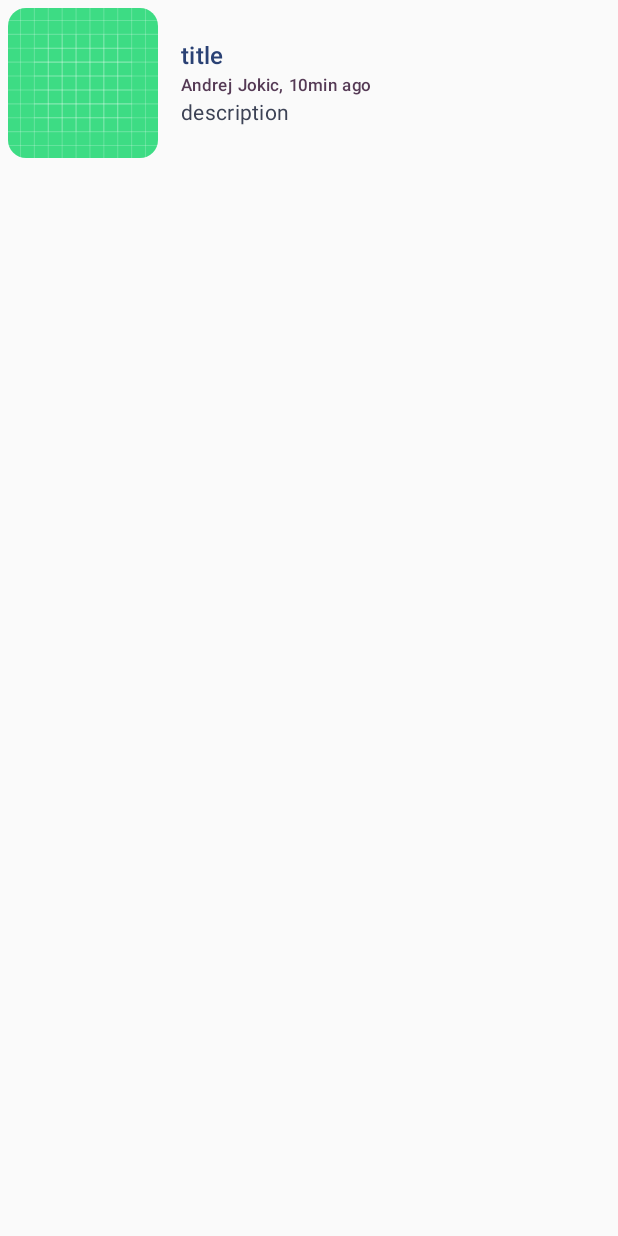
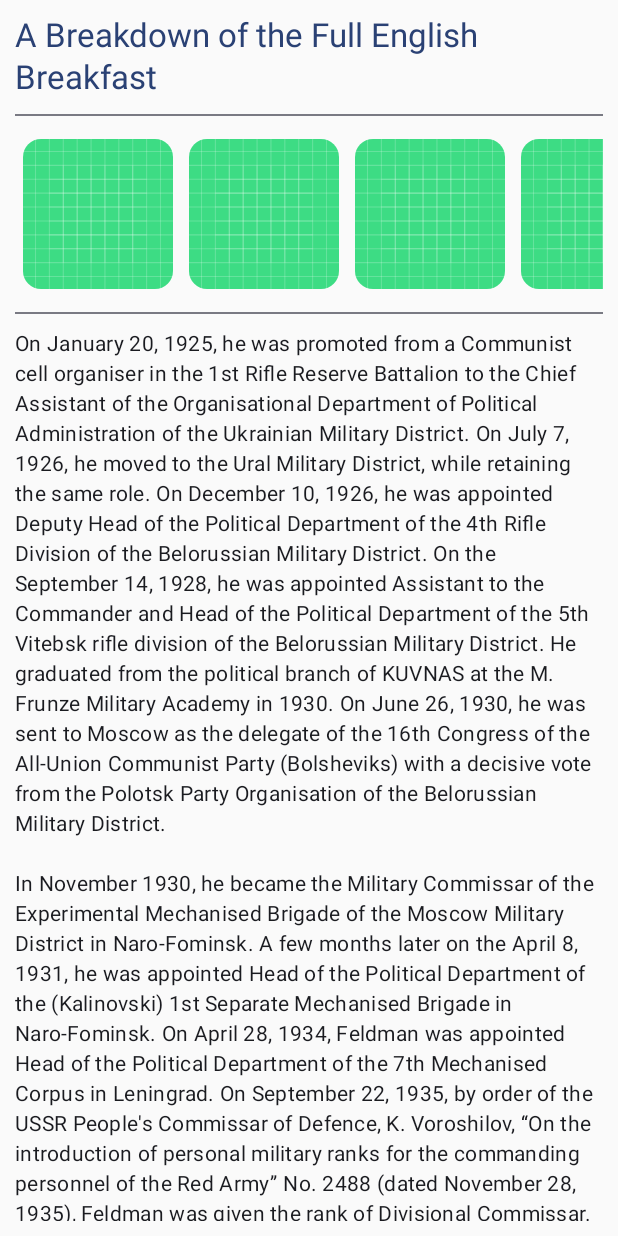
Before and after one commit to nikolakrstic99/Majstor, an Android app built with Jetpack Compose: the screen it shows after launch (MainActivity), on a phone screen of 412 x 824 dp. Run offline under Robolectric (Android 15) with nearby library versions, the phone set to English and light mode, and no system bars; pictures from the network do not load.

Commit message:
add blog screen

```diff
--- a/AndroidApp/app/src/main/java/com/master/app/MainActivity.kt
+++ b/AndroidApp/app/src/main/java/com/master/app/MainActivity.kt
@@ -4,17 +4,42 @@ import android.os.Bundle
 import androidx.activity.ComponentActivity
 import androidx.activity.compose.setContent
 import androidx.activity.enableEdgeToEdge
+import com.master.app.data.model.Blog
 import com.master.app.data.model.BlogInfo
 import com.master.app.ui.compose.blog.BlogPreview
+import com.master.app.ui.compose.blog.BlogScreen
 import com.master.app.ui.theme.AndroidAppTheme
 
 class MainActivity : ComponentActivity() {
+
+    val exampleBlog = Blog(
+        BlogInfo(
+            1,
+            "A Breakdown of the Full English Breakfast",
+            "Welcome to Weekend Brunch! Skip the lines and make brunch at home. The coffee’s truly bottomless and the best part is PJs all the way! This week: a guide to the gloriousness that is known as A Full English Breakfast.",
+            "picture",
+            "01.04.2024",
+            "Andrej Jokic"
+        ),
+        "On January 20, 1925, he was promoted from a Communist cell organiser in the 1st Rifle Reserve Battalion to the Chief Assistant of the Organisational Department of Political Administration of the Ukrainian Military District. On July 7, 1926, he moved to the Ural Military District, while retaining the same role. On December 10, 1926, he was appointed Deputy Head of the Political Department of the 4th Rifle Division of the Belorussian Military District. On the September 14, 1928, he was appointed Assistant to the Commander and Head of the Political Department of the 5th Vitebsk rifle division of the Belorussian Military District. He graduated from the political branch of KUVNAS at the M. Frunze Military Academy in 1930. On June 26, 1930, he was sent to Moscow as the delegate of the 16th Congress of the All-Union Communist Party (Bolsheviks) with a decisive vote from the Polotsk Party Organisation of the Belorussian Military District.\n" +
+                "\n" +
+                "In November 1930, he became the Military Commissar of the Experimental Mechanised Brigade of the Moscow Military District in Naro-Fominsk. A few months later on the April 8, 1931, he was appointed Head of the Political Department of the (Kalinovski) 1st Separate Mechanised Brigade in Naro-Fominsk. On April 28, 1934, Feldman was appointed Head of the Political Department of the 7th Mechanised Corpus in Leningrad. On September 22, 1935, by order of the USSR People's Commissar of Defence, K. Voroshilov, “On the introduction of personal military ranks for the commanding personnel of the Red Army” No. 2488 (dated November 28, 1935), Feldman was given the rank of Divisional Commissar. On May 11, 1937, Feldman was appointed head of the political department of the Black Sea Fleet and lived in Sevastopol.\n" +
+                "\n" +
+                "This occurred during the time of the Great Purge in the Soviet Union, led by Josef Stalin and Nikolai Yezhov, during which many military and naval leaders were arrested and killed. On January 28, 1938, Feldman was dismissed from his post and enlisted at the disposal of the Directorate for command and commanding personnel of the RKKA. On February 17, 1938, Feldman was called to Moscow and arrested on charges of participating in a counter-revolutionary organisation. As a result, the Supreme Court convicted him under Article 58-1 \"b\", 58-7 and 58-11 of the Criminal Code of the RSFSR, and he was sentenced to death on August 22, 1938. That same day Feldman was shot by NKVD forces and buried at the Kommunarka, Moscow Region. Feldman's wife Olga was arrested and spent 6 months in the Sevastopol jail before she was released. Olga's mother took children Octyabrina (15) and Artyom (12) to Odessa were she had been living while Olga was imprisoned.",
+        listOf(
+            "/Users/jokic/Dev/private/Majstor/AndroidApp/app/src/main/res/pictures/example_image.jpg",
+            "/Users/jokic/Dev/private/Majstor/AndroidApp/app/src/main/res/pictures/example_image.jpg",
+            "/Users/jokic/Dev/private/Majstor/AndroidApp/app/src/main/res/pictures/example_image.jpg",
+            "/Users/jokic/Dev/private/Majstor/AndroidApp/app/src/main/res/pictures/example_image.jpg"
+        )
+    )
+
     override fun onCreate(savedInstanceState: Bundle?) {
         super.onCreate(savedInstanceState)
         enableEdgeToEdge()
         setContent {
             AndroidAppTheme {
-                BlogPreview(blog = BlogInfo(1, "title", "description", "picture", "10min ago", "Andrej Jokic"))
+                BlogScreen(blog = exampleBlog)
             }
         }
     }
--- a/AndroidApp/app/src/main/java/com/master/app/data/model/Blog.kt
+++ b/AndroidApp/app/src/main/java/com/master/app/data/model/Blog.kt
@@ -10,7 +10,7 @@ data class BlogInfo(
 )
 
 data class Blog(
-    val preview: BlogInfo,
+    val info: BlogInfo,
     val text: String,
     val pictures: List<String>,
 )
--- a/AndroidApp/app/src/main/java/com/master/app/ui/compose/blog/BlogPreview.kt
+++ b/AndroidApp/app/src/main/java/com/master/app/ui/compose/blog/BlogPreview.kt
@@ -4,7 +4,6 @@ import androidx.compose.foundation.Image
 import androidx.compose.foundation.layout.Arrangement
 import androidx.compose.foundation.layout.Column
 import androidx.compose.foundation.layout.Row
-import androidx.compose.foundation.layout.fillMaxWidth
 import androidx.compose.foundation.layout.padding
 import androidx.compose.foundation.layout.size
 import androidx.compose.material3.MaterialTheme
@@ -16,7 +15,6 @@ import androidx.compose.ui.draw.clip
 import androidx.compose.ui.res.painterResource
 import androidx.compose.ui.tooling.preview.Preview
 import androidx.compose.ui.unit.dp
-import coil.compose.AsyncImage
 import com.master.app.R
 import com.master.app.data.model.BlogInfo
 import com.master.app.ui.theme.AndroidAppTheme
@@ -40,7 +38,6 @@ fun BlogPreview(
 //                .size(100.dp)
 //                .clip(MaterialTheme.shapes.medium)
 //        )
-        // For testing
         Image(
             painter = painterResource(id = R.drawable.ic_launcher_background),
             contentDescription = "Preview image",
--- /dev/null
+++ b/AndroidApp/app/src/main/java/com/master/app/ui/compose/blog/BlogScreen.kt
@@ -0,0 +1,119 @@
+package com.master.app.ui.compose.blog
+
+import androidx.compose.foundation.Image
+import androidx.compose.foundation.layout.Arrangement
+import androidx.compose.foundation.layout.Column
+import androidx.compose.foundation.layout.padding
+import androidx.compose.foundation.layout.size
+import androidx.compose.foundation.lazy.LazyRow
+import androidx.compose.foundation.lazy.items
+import androidx.compose.foundation.rememberScrollState
+import androidx.compose.foundation.verticalScroll
+import androidx.compose.material3.Divider
+import androidx.compose.material3.MaterialTheme
+import androidx.compose.material3.Text
+import androidx.compose.runtime.Composable
+import androidx.compose.ui.Alignment
+import androidx.compose.ui.Modifier
+import androidx.compose.ui.draw.clip
+import androidx.compose.ui.res.painterResource
+import androidx.compose.ui.tooling.preview.Preview
+import androidx.compose.ui.unit.dp
+import coil.compose.AsyncImage
+import com.master.app.R
+import com.master.app.data.model.Blog
+import com.master.app.data.model.BlogInfo
+import com.master.app.ui.theme.AndroidAppTheme
+
+@Composable
+fun BlogScreen(
+    blog: Blog,
+    modifier: Modifier = Modifier
+) {
+    Column(
+        verticalArrangement = Arrangement.spacedBy(10.dp),
+        horizontalAlignment = Alignment.End,
+        modifier = Modifier
+            .padding(10.dp)
+            .verticalScroll(rememberScrollState())
+    ) {
+        Text(
+            text = blog.info.title,
+            style = MaterialTheme.typography.titleLarge,
+            color = MaterialTheme.colorScheme.primary
+        )
+        Divider()
+        LazyRow {
+            items(
+                items = blog.pictures
+            ) {
+//                AsyncImage(
+//                    model = it,
+//                    contentDescription = "Blog picture",
+//                    modifier = Modifier
+//                        .padding(10.dp)
+//                        .size(200.dp)
+//                )
+                Image(
+                    painter = painterResource(id = R.drawable.ic_launcher_background),
+                    contentDescription = "Preview image",
+                    modifier = Modifier
+                        .padding(5.dp)
+                        .size(100.dp)
+                        .clip(MaterialTheme.shapes.medium)
+                )
+            }
+        }
+        Divider()
+        Text(
+            text = blog.text,
+            style = MaterialTheme.typography.bodyMedium,
+            color = MaterialTheme.colorScheme.onBackground
+        )
+        Divider()
+        Column(
+            horizontalAlignment = Alignment.End
+        ) {
+            Text(
+                text = blog.info.author,
+                style = MaterialTheme.typography.labelLarge,
+                color = MaterialTheme.colorScheme.secondary
+            )
+            Text(
+                text = blog.info.publishTime,
+                style = MaterialTheme.typography.labelSmall,
+                color = MaterialTheme.colorScheme.tertiary
+            )
+        }
+    }
+}
+
+val exampleBlog = Blog(
+    BlogInfo(
+        1,
+        "A Breakdown of the Full English Breakfast",
+        "Welcome to Weekend Brunch! Skip the lines and make brunch at home. The coffee’s truly bottomless and the best part is PJs all the way! This week: a guide to the gloriousness that is known as A Full English Breakfast.",
+        "picture",
+        "01.04.2024",
+        "Andrej Jokic"
+    ),
+    "On January 20, 1925, he was promoted from a Communist cell organiser in the 1st Rifle Reserve Battalion to the Chief Assistant of the Organisational Department of Political Administration of the Ukrainian Military District. On July 7, 1926, he moved to the Ural Military District, while retaining the same role. On December 10, 1926, he was appointed Deputy Head of the Political Department of the 4th Rifle Division of the Belorussian Military District. On the September 14, 1928, he was appointed Assistant to the Commander and Head of the Political Department of the 5th Vitebsk rifle division of the Belorussian Military District. He graduated from the political branch of KUVNAS at the M. Frunze Military Academy in 1930. On June 26, 1930, he was sent to Moscow as the delegate of the 16th Congress of the All-Union Communist Party (Bolsheviks) with a decisive vote from the Polotsk Party Organisation of the Belorussian Military District.\n" +
+            "\n" +
+            "In November 1930, he became the Military Commissar of the Experimental Mechanised Brigade of the Moscow Military District in Naro-Fominsk. A few months later on the April 8, 1931, he was appointed Head of the Political Department of the (Kalinovski) 1st Separate Mechanised Brigade in Naro-Fominsk. On April 28, 1934, Feldman was appointed Head of the Political Department of the 7th Mechanised Corpus in Leningrad. On September 22, 1935, by order of the USSR People's Commissar of Defence, K. Voroshilov, “On the introduction of personal military ranks for the commanding personnel of the Red Army” No. 2488 (dated November 28, 1935), Feldman was given the rank of Divisional Commissar. On May 11, 1937, Feldman was appointed head of the political department of the Black Sea Fleet and lived in Sevastopol.\n" +
+            "\n" +
+            "This occurred during the time of the Great Purge in the Soviet Union, led by Josef Stalin and Nikolai Yezhov, during which many military and naval leaders were arrested and killed. On January 28, 1938, Feldman was dismissed from his post and enlisted at the disposal of the Directorate for command and commanding personnel of the RKKA. On February 17, 1938, Feldman was called to Moscow and arrested on charges of participating in a counter-revolutionary organisation. As a result, the Supreme Court convicted him under Article 58-1 \"b\", 58-7 and 58-11 of the Criminal Code of the RSFSR, and he was sentenced to death on August 22, 1938. That same day Feldman was shot by NKVD forces and buried at the Kommunarka, Moscow Region. Feldman's wife Olga was arrested and spent 6 months in the Sevastopol jail before she was released. Olga's mother took children Octyabrina (15) and Artyom (12) to Odessa were she had been living while Olga was imprisoned.",
+    listOf(
+        "https://cdn.freecodecamp.org/curriculum/cat-photo-app/relaxing-cat.jpg",
+        "https://cdn.freecodecamp.org/curriculum/cat-photo-app/relaxing-cat.jpg",
+        "https://cdn.freecodecamp.org/curriculum/cat-photo-app/relaxing-cat.jpg",
+        "https://cdn.freecodecamp.org/curriculum/cat-photo-app/relaxing-cat.jpg"
+    )
+)
+
+@Preview(showBackground = true)
+@Composable
+fun BlogScreenPreview() {
+    AndroidAppTheme {
+        BlogScreen(blog = exampleBlog)
+    }
+}
```
